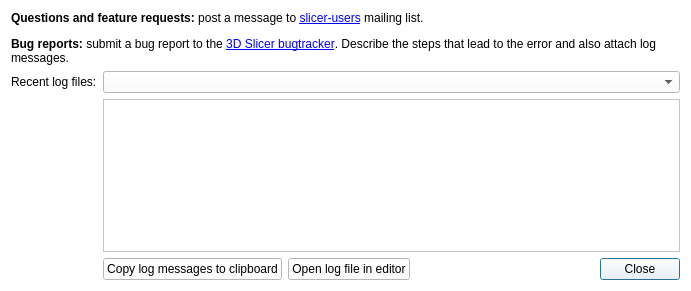
Qt form Applications/SlicerApp/Resources/UI/qSlicerAppErrorReportDialog.ui (Slicer/SlicerGitSVNArchive) before a commit.
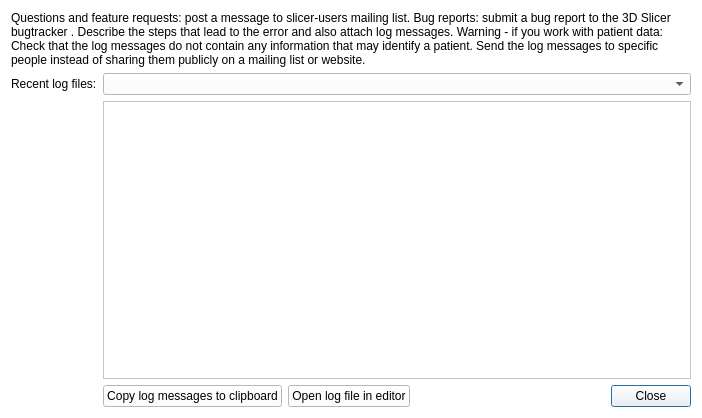
The same form after that commit. Custom widgets are drawn as their Qt base class.

Commit message:
ENH: Added patient info warning to error report dialog
Added this warning: "Warning - if you work with patient data: Check that the log messages do not contain any information that may identify a patient. Send the log messages to specific people instead of sharing them publicly on a mailing list or website."

Patch:
```diff
--- a/Applications/SlicerApp/Resources/UI/qSlicerAppErrorReportDialog.ui
+++ b/Applications/SlicerApp/Resources/UI/qSlicerAppErrorReportDialog.ui
@@ -6,8 +6,8 @@
    <rect>
     <x>0</x>
     <y>0</y>
-    <width>691</width>
-    <height>291</height>
+    <width>702</width>
+    <height>418</height>
    </rect>
   </property>
   <property name="sizePolicy">
@@ -441,7 +441,7 @@
    <item row="0" column="0" colspan="2">
     <widget class="QLabel" name="InstructionsLabel">
      <property name="text">
-      <string>&lt;html&gt;&lt;head/&gt;&lt;body&gt;&lt;p&gt;&lt;span style=&quot; font-weight:600;&quot;&gt;Questions and feature requests:&lt;/span&gt; post a message to &lt;a href=&quot;http://massmail.bwh.harvard.edu/mailman/listinfo/slicer-users&quot;&gt;&lt;span style=&quot; text-decoration: underline; color:#0000ff;&quot;&gt;slicer-users&lt;/span&gt;&lt;/a&gt; mailing list.&lt;/p&gt;&lt;p&gt;&lt;span style=&quot; font-weight:600;&quot;&gt;Bug reports: &lt;/span&gt;submit a bug report to the &lt;a href=&quot;http://www.na-mic.org/Bug/my_view_page.php&quot;&gt;&lt;span style=&quot; text-decoration: underline; color:#0000ff;&quot;&gt;3D Slicer bugtracker&lt;/span&gt;&lt;/a&gt;. Describe the steps that lead to the error and also attach log messages.&lt;/p&gt;&lt;/body&gt;&lt;/html&gt;</string>
+      <string>&lt;html&gt;&lt;head/&gt;&lt;body&gt;&lt;p&gt;&lt;span style=&quot; font-weight:600;&quot;&gt;Questions and feature requests:&lt;/span&gt; post a message to &lt;a href=&quot;http://massmail.bwh.harvard.edu/mailman/listinfo/slicer-users&quot;&gt;&lt;span style=&quot; text-decoration: underline; color:#0000ff;&quot;&gt;slicer-users&lt;/span&gt;&lt;/a&gt; mailing list.&lt;/p&gt;&lt;p&gt;&lt;span style=&quot; font-weight:600;&quot;&gt;Bug reports: &lt;/span&gt;submit a bug report to the &lt;a href=&quot;http://www.na-mic.org/Bug/my_view_page.php&quot;&gt;&lt;span style=&quot; text-decoration: underline; color:#0000ff;&quot;&gt;3D Slicer bugtracker&lt;/span&gt;&lt;/a&gt;. Describe the steps that lead to the error and also attach log messages.&lt;/p&gt;&lt;p&gt;&lt;span style=&quot; font-weight:600;&quot;&gt;Warning - if you work with patient data:&lt;/span&gt; Check that the log messages do not contain any information that may identify a patient. Send the log messages to specific people instead of sharing them publicly on a mailing list or website.&lt;/p&gt;&lt;/body&gt;&lt;/html&gt;</string>
      </property>
      <property name="textFormat">
       <enum>Qt::RichText</enum>
```
